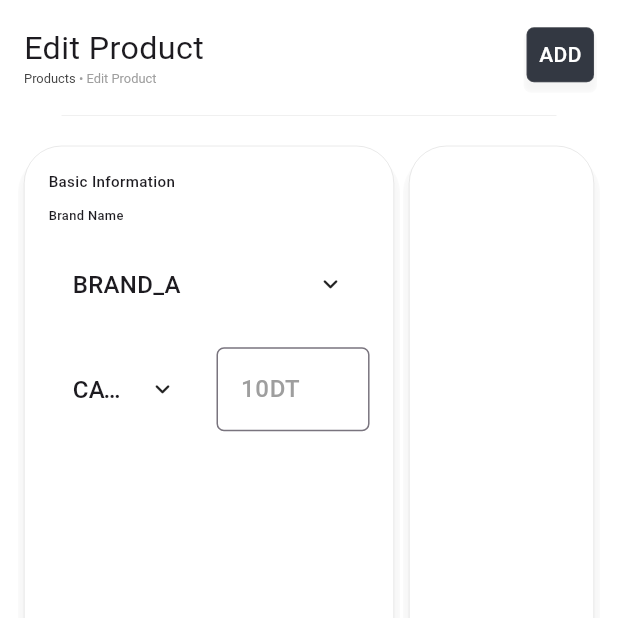
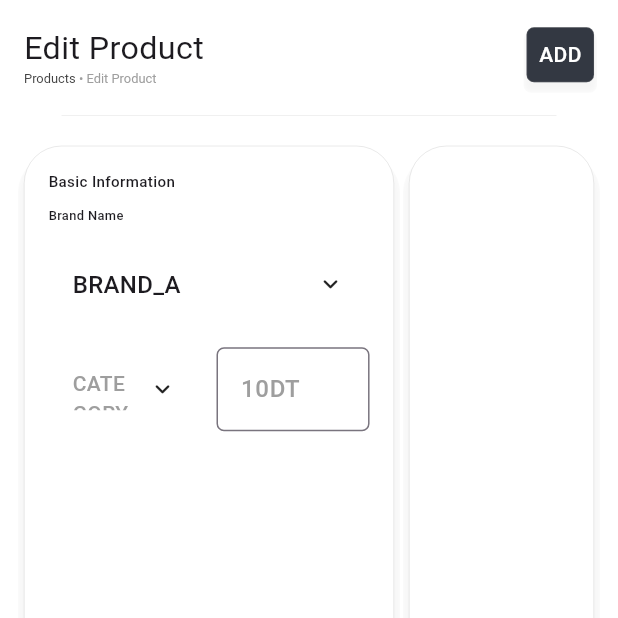
Before and after one commit to hafedh049/stock, a Flutter app: the screen it shows after launch, on a phone screen of 412 x 824 dp, the top half of it. Run offline on Flutter 3.47's test engine with Material 3 defaults, Android fonts, the phone set to English and light mode, and no system bars; our stand-ins replace font_awesome_flutter, responsive_sizer; missing offline and left inert: animated_button, flutter_expandable_table, textfield_tags.

Commit message:
Update product_editing.dart

```diff
--- a/lib/products/product_editing.dart
+++ b/lib/products/product_editing.dart
@@ -106,12 +106,13 @@ class _EditProductState extends State<EditProduct> {
                                     items: _categories,
                                     initialItem: _categories[0],
                                     onChanged: (String value) {},
+                                    headerBuilder: (BuildContext context, String text) => Text(text, style: const TextStyle(color: grey, fontWeight: FontWeight.w500)),
                                   ),
                                 ),
                                 const SizedBox(width: 10),
                                 Flexible(
                                   child: TextField(
-                                    style: const TextStyle(color: black, fontWeight: FontWeight.w500),
+                                    style: const TextStyle(color: grey, fontWeight: FontWeight.w500),
                                     onChanged: (String text) {},
                                     decoration: InputDecoration(
                                       hintStyle: const TextStyle(color: grey, fontWeight: FontWeight.w500),
```
